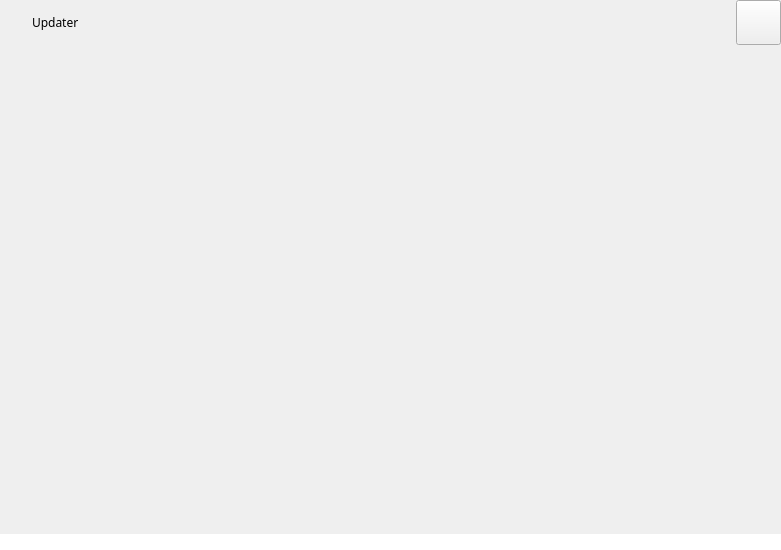
Covalia/standalone-deployer, file updater/ui/mainwindow.ui: the form before one commit.
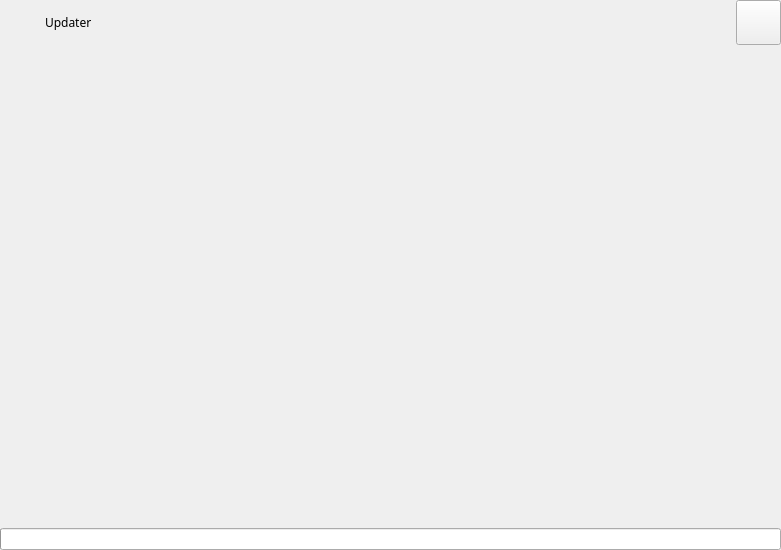
The form after the commit.

What changed in the file:
```diff
--- a/updater/ui/mainwindow.ui
+++ b/updater/ui/mainwindow.ui
@@ -14,12 +14,6 @@
    <string notr="true"/>
   </property>
   <widget class="QWidget" name="centralwidget">
-   <property name="styleSheet">
-    <string notr="true">QWidget#centralwidget{
-	background : @panel-background-color;
-	border: @window-border-widthpx solid @button-background-color;
-}</string>
-   </property>
    <layout class="QVBoxLayout" name="verticalLayout_2">
     <property name="spacing">
      <number>0</number>
@@ -43,6 +37,12 @@
       </property>
       <item>
        <widget class="QWidget" name="windowsTitleWidget" native="true">
+        <property name="sizePolicy">
+         <sizepolicy hsizetype="Preferred" vsizetype="Fixed">
+          <horstretch>0</horstretch>
+          <verstretch>0</verstretch>
+         </sizepolicy>
+        </property>
         <property name="minimumSize">
          <size>
           <width>0</width>
@@ -55,9 +55,6 @@
           <height>45</height>
          </size>
         </property>
-        <property name="styleSheet">
-         <string notr="true"/>
-        </property>
         <layout class="QHBoxLayout" name="horizontalLayout_4">
          <property name="leftMargin">
           <number>0</number>
@@ -79,19 +76,22 @@
            <item>
             <widget class="QLabel" name="titleIconLabel">
              <property name="sizePolicy">
-              <sizepolicy hsizetype="Fixed" vsizetype="Minimum">
+              <sizepolicy hsizetype="Fixed" vsizetype="Fixed">
                <horstretch>0</horstretch>
                <verstretch>0</verstretch>
               </sizepolicy>
              </property>
              <property name="minimumSize">
               <size>
-               <width>32</width>
-               <height>32</height>
+               <width>45</width>
+               <height>45</height>
               </size>
              </property>
-             <property name="styleSheet">
-              <string notr="true">padding : 5px;</string>
+             <property name="maximumSize">
+              <size>
+               <width>16777215</width>
+               <height>16777215</height>
+              </size>
              </property>
              <property name="text">
               <string notr="true"/>
@@ -101,7 +101,7 @@
            <item>
             <widget class="QLabel" name="titleLabel">
              <property name="sizePolicy">
-              <sizepolicy hsizetype="Preferred" vsizetype="Preferred">
+              <sizepolicy hsizetype="Preferred" vsizetype="Fixed">
                <horstretch>0</horstretch>
                <verstretch>0</verstretch>
               </sizepolicy>
@@ -109,7 +109,7 @@
              <property name="minimumSize">
               <size>
                <width>0</width>
-               <height>0</height>
+               <height>45</height>
               </size>
              </property>
              <property name="font">
@@ -119,14 +119,12 @@
                <bold>false</bold>
               </font>
              </property>
-             <property name="styleSheet">
-              <string notr="true">color: @default-text-color;
-font-size: 14px;
-font-weight: normal;</string>
-             </property>
              <property name="text">
               <string notr="true">Updater</string>
              </property>
+             <property name="alignment">
+              <set>Qt::AlignLeading|Qt::AlignLeft|Qt::AlignVCenter</set>
+             </property>
             </widget>
            </item>
            <item>
@@ -189,9 +187,6 @@
           <height>10</height>
          </size>
         </property>
-        <property name="styleSheet">
-         <string notr="true"/>
-        </property>
         <layout class="QVBoxLayout" name="verticalLayout_4">
          <property name="leftMargin">
           <number>0</number>
@@ -212,9 +207,6 @@
            </property>
            <item>
             <widget class="QWidget" name="dowloaderWidget" native="true">
-             <property name="styleSheet">
-              <string notr="true"/>
-             </property>
              <layout class="QGridLayout" name="gridLayout_4">
               <property name="leftMargin">
                <number>0</number>
@@ -263,12 +255,6 @@
                 </property>
                 <item row="1" column="0" colspan="2">
                  <widget class="QLabel" name="currentFileLabel">
-                  <property name="styleSheet">
-                   <string notr="true">color: @gray-text-color;
-padding: 3px; 
-margin: 2px 10px;
-font-size: 11px;</string>
-                  </property>
                   <property name="text">
                    <string/>
                   </property>
@@ -276,16 +262,6 @@
                 </item>
                 <item row="4" column="0" colspan="3">
                  <widget class="QProgressBar" name="totalProgressBar">
-                  <property name="styleSheet">
-                   <string notr="true">QProgressBar { 
-background: white; 
-height: 5px;
-border: none;
-}
-QProgressBar::chunk {
-background: #7dd1ee;
-}</string>
-                  </property>
                   <property name="value">
                    <number>0</number>
                   </property>
@@ -296,12 +272,6 @@
                 </item>
                 <item row="0" column="1" colspan="2">
                  <widget class="QLabel" name="serverLabel">
-                  <property name="styleSheet">
-                   <string notr="true">color: @gray-text-color;
-padding: 3px;
-margin: 5px 10px;
-font-size: 12px;</string>
-                  </property>
                   <property name="text">
                    <string/>
                   </property>
@@ -309,12 +279,6 @@
                 </item>
                 <item row="2" column="0">
                  <widget class="QLabel" name="remainingTimeLabel">
-                  <property name="styleSheet">
-                   <string notr="true">color: @gray-text-color;
-padding: 3px; 
-margin: 2px 10px;
-font-size: 11px;</string>
-                  </property>
                   <property name="text">
                    <string/>
                   </property>
@@ -325,12 +289,6 @@
                 </item>
                 <item row="2" column="2">
                  <widget class="QLabel" name="speedLabel">
-                  <property name="styleSheet">
-                   <string notr="true">color: @gray-text-color;
-padding: 3px;
-margin: 2px 10px;
-font-size: 11px;</string>
-                  </property>
                   <property name="text">
                    <string/>
                   </property>
```
Left out of the diff: 18 changed lines with no effect on the pictures.
